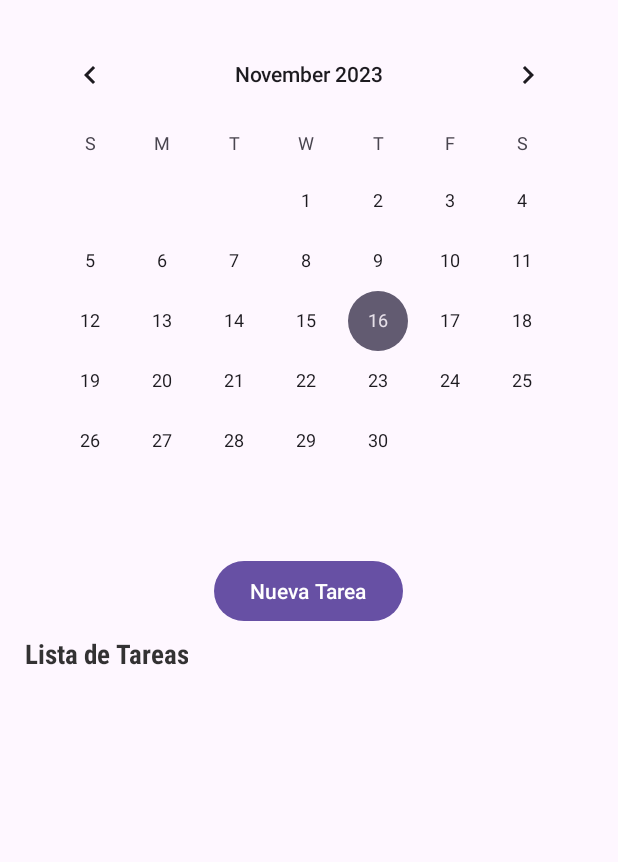
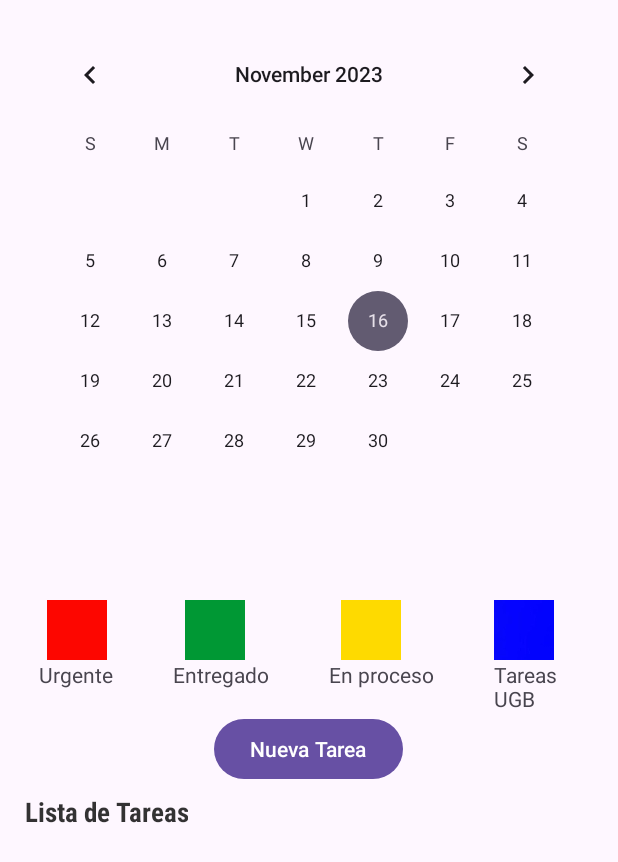
Before and after one commit to wilsongutierrez-01/Collage_Reminder, an Android app: the Calendario screen opened directly, with no data from a screen before it, on a phone screen of 412 x 824 dp. Shown: the top 862 px of the screen. Run offline under Robolectric (Android 15) with nearby library versions, the phone set to English and light mode, and no system bars; our stand-ins replace Firebase (no records; nobody signed in at launch, a user with empty details on screens opened directly).

Commit message:
calendario con eventos

```diff
--- a/app/src/main/res/layout/activity_calendario.xml
+++ b/app/src/main/res/layout/activity_calendario.xml
@@ -14,9 +14,86 @@
         android:layout_width="match_parent"
         android:layout_height="wrap_content"
         android:layout_marginBottom="16dp"/>
+    <LinearLayout
+        android:layout_below="@+id/calendarView"
+        android:layout_marginTop="30dp"
+        android:id="@+id/cuadrados"
+        android:layout_width="match_parent"
+        android:layout_height="wrap_content"
+        android:orientation="horizontal"
+        android:layout_centerHorizontal="true">
+        <RelativeLayout
+            android:layout_width="wrap_content"
+            android:layout_height="wrap_content"
+            android:layout_below="@+id/calendarView"
+            android:layout_marginLeft="10dp">
+            <ImageView
+                android:id="@+id/rojo"
+                android:background="@drawable/rojo"
+                android:layout_width="40dp"
+                android:layout_height="40dp"
+                android:layout_marginLeft="5dp"/>
+            <TextView
+                android:layout_width="wrap_content"
+                android:layout_height="wrap_content"
+                android:layout_below="@+id/rojo"
+                android:text="Urgente"/>
+        </RelativeLayout>
+
+        <RelativeLayout
+            android:layout_width="wrap_content"
+            android:layout_height="wrap_content"
+            android:layout_marginLeft="40dp">
+            <ImageView
+                android:layout_width="40dp"
+                android:layout_height="40dp"
+                android:id="@+id/verde"
+                android:background="@drawable/verde"
+                android:layout_marginLeft="8dp"/>
+            <TextView
+                android:layout_width="wrap_content"
+                android:layout_height="wrap_content"
+                android:text="Entregado"
+                android:layout_below="@+id/verde"/>
+        </RelativeLayout>
+        <RelativeLayout
+            android:layout_width="wrap_content"
+            android:layout_height="wrap_content"
+            android:layout_marginLeft="40dp">
+            <ImageView
+                android:layout_width="40dp"
+                android:layout_height="40dp"
+                android:id="@+id/amarillo"
+                android:background="@drawable/amarillo"
+                android:layout_marginLeft="8dp"/>
+            <TextView
+                android:layout_width="wrap_content"
+                android:layout_height="wrap_content"
+                android:text="En proceso"
+                android:layout_below="@+id/amarillo"/>
+        </RelativeLayout>
+        <RelativeLayout
+            android:layout_width="wrap_content"
+            android:layout_height="wrap_content"
+            android:layout_marginLeft="40dp">
+            <ImageView
+                android:layout_width="40dp"
+                android:layout_height="40dp"
+                android:id="@+id/azul"
+                android:background="@drawable/azul"/>
+            <TextView
+                android:layout_width="wrap_content"
+                android:layout_height="wrap_content"
+                android:text="Tareas UGB"
+                android:layout_below="@+id/azul"/>
+        </RelativeLayout>
+
+
+    </LinearLayout>
+
 
     <Button
-        android:layout_below="@+id/calendarView"
+        android:layout_below="@+id/cuadrados"
         android:layout_centerHorizontal="true"
         android:layout_width="wrap_content"
         android:layout_height="wrap_content"
--- a/app/src/main/res/values/strings.xml
+++ b/app/src/main/res/values/strings.xml
@@ -9,7 +9,8 @@
     <string name="saludo">Hola, bienvenido a College Reminder</string>
     <string name="default_notification_channel_id">tu_canal_de_notificaciones</string>
     <string name="msg_token_fmt">Token de registro de FCM: %1$s</string>
-    <string name="recordatorio">Recuerda tratarte con mucho cariño, hacer pausas de descanso y continuar;</string>
+    <string name="recordatorio">Recuerda tratarte con mucho cariño, hacer pausas de descanso y continuar; te ayudamos a organizarte para
+                                que logres tus tareas diarias. Ánimo</string>
 
     <string name="recordatorio2"> te ayudamos a organizarte para que logres tus tareas diarias. Ánimo</string>
 
```
Also changed, not shown: app/src/main/res/layout/activity_main.xml (+24 -17 lines), app/src/main/res/layout/item_tarea.xml (+11 -0 lines), app/src/main/res/drawable/amarillo.jpg (added), app/src/main/res/drawable/azul.jpg (added), app/src/main/res/drawable/rojo.jpg (added), app/src/main/res/drawable/verde.jpg (added).
